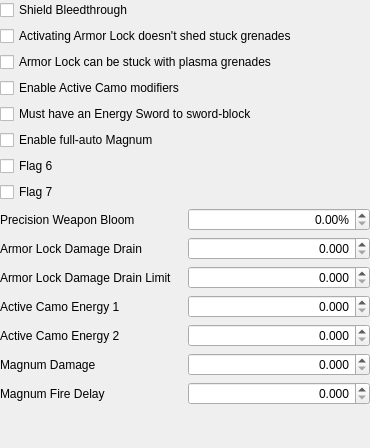
DavidJCobb/ReachVariantEditor, file native/src/ReachVariantTool/ui/main_window/page_multiplayer_title_update_1.ui: the form before one commit.
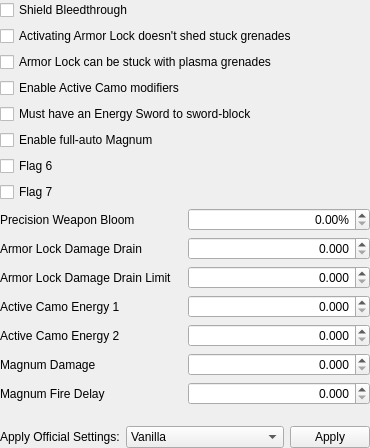
The form after the commit.

Commit message:
We always save TU variants; added TU preset buttons
Game variants are now coerced to the "TU" encoding version just before they're saved.

Added widgets to the UI to let you overwrite the TU1 options with official presets.

The edit to the form file:
```diff
--- a/native/src/ReachVariantTool/ui/main_window/page_multiplayer_title_update_1.ui
+++ b/native/src/ReachVariantTool/ui/main_window/page_multiplayer_title_update_1.ui
@@ -274,6 +274,60 @@
      </property>
     </spacer>
    </item>
+   <item row="16" column="0" colspan="2">
+    <layout class="QHBoxLayout" name="horizontalLayout">
+     <item>
+      <widget class="QLabel" name="label">
+       <property name="sizePolicy">
+        <sizepolicy hsizetype="Preferred" vsizetype="Preferred">
+         <horstretch>1</horstretch>
+         <verstretch>0</verstretch>
+        </sizepolicy>
+       </property>
+       <property name="text">
+        <string>Apply Official Settings:</string>
+       </property>
+      </widget>
+     </item>
+     <item>
+      <widget class="QComboBox" name="presetList">
+       <property name="sizePolicy">
+        <sizepolicy hsizetype="Preferred" vsizetype="Fixed">
+         <horstretch>2</horstretch>
+         <verstretch>0</verstretch>
+        </sizepolicy>
+       </property>
+       <item>
+        <property name="text">
+         <string>Vanilla</string>
+        </property>
+       </item>
+       <item>
+        <property name="text">
+         <string>TU Settings</string>
+        </property>
+       </item>
+       <item>
+        <property name="text">
+         <string>Anniversary</string>
+        </property>
+       </item>
+       <item>
+        <property name="text">
+         <string>Zero-Bloom</string>
+        </property>
+       </item>
+      </widget>
+     </item>
+     <item>
+      <widget class="QPushButton" name="presetButtonApply">
+       <property name="text">
+        <string>Apply</string>
+       </property>
+      </widget>
+     </item>
+    </layout>
+   </item>
   </layout>
  </widget>
  <tabstops>
```
Left out of the diff: 322 changed lines with no effect on the pictures. The commit also changes 9 other files.
